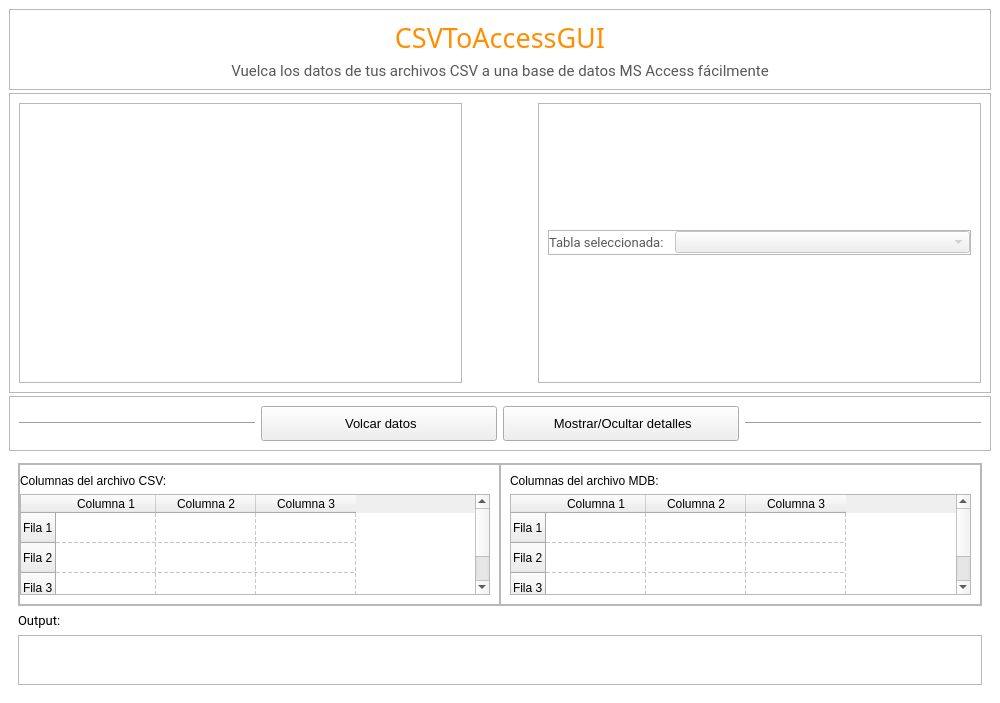
The window that app/ui/MainWindow.ui (caicesardev/CSVToAccessGUI) describes before a commit, drawn with Qt 5.
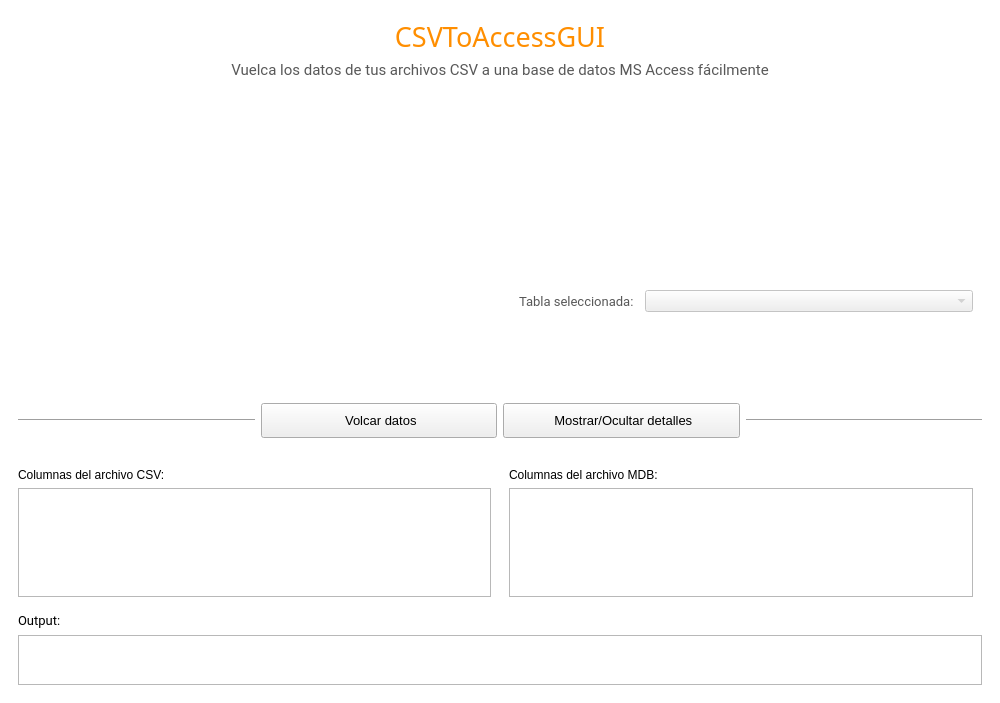
The same window after the commit. Icons and pictures are not drawn.

```diff
--- a/app/ui/MainWindow.ui
+++ b/app/ui/MainWindow.ui
@@ -37,12 +37,6 @@
         <height>100</height>
        </size>
       </property>
-      <property name="frameShape">
-       <enum>QFrame::StyledPanel</enum>
-      </property>
-      <property name="frameShadow">
-       <enum>QFrame::Raised</enum>
-      </property>
       <layout class="QVBoxLayout" name="verticalLayout_6">
        <item>
         <widget class="QLabel" name="title_label">
@@ -86,22 +80,65 @@
         <height>300</height>
        </size>
       </property>
-      <property name="frameShape">
-       <enum>QFrame::StyledPanel</enum>
-      </property>
-      <property name="frameShadow">
-       <enum>QFrame::Raised</enum>
-      </property>
       <layout class="QHBoxLayout" name="horizontalLayout">
        <item>
         <widget class="QFrame" name="left_frame">
-         <property name="frameShape">
-          <enum>QFrame::StyledPanel</enum>
-         </property>
-         <property name="frameShadow">
-          <enum>QFrame::Raised</enum>
-         </property>
-         <layout class="QVBoxLayout" name="verticalLayout"/>
+         <layout class="QVBoxLayout" name="verticalLayout">
+          <item>
+           <widget class="QFrame" name="clean_frame">
+            <property name="maximumSize">
+             <size>
+              <width>16777215</width>
+              <height>60</height>
+             </size>
+            </property>
+            <layout class="QHBoxLayout" name="horizontalLayout_5">
+             <property name="rightMargin">
+              <number>0</number>
+             </property>
+             <item>
+              <spacer name="horizontalSpacer">
+               <property name="orientation">
+                <enum>Qt::Horizontal</enum>
+               </property>
+               <property name="sizeHint" stdset="0">
+                <size>
+                 <width>364</width>
+                 <height>20</height>
+                </size>
+               </property>
+              </spacer>
+             </item>
+             <item>
+              <widget class="QPushButton" name="clean_left_button">
+               <property name="minimumSize">
+                <size>
+                 <width>0</width>
+                 <height>30</height>
+                </size>
+               </property>
+               <property name="cursor">
+                <cursorShape>PointingHandCursor</cursorShape>
+               </property>
+               <property name="icon">
+                <iconset resource="../images.qrc">
+                 <normaloff>:/res/cleaning.png</normaloff>:/res/cleaning.png</iconset>
+               </property>
+               <property name="iconSize">
+                <size>
+                 <width>32</width>
+                 <height>32</height>
+                </size>
+               </property>
+               <property name="flat">
+                <bool>true</bool>
+               </property>
+              </widget>
+             </item>
+            </layout>
+           </widget>
+          </item>
+         </layout>
         </widget>
        </item>
        <item>
@@ -125,13 +162,67 @@
        </item>
        <item>
         <widget class="QFrame" name="right_frame">
-         <property name="frameShape">
-          <enum>QFrame::StyledPanel</enum>
-         </property>
          <property name="frameShadow">
           <enum>QFrame::Raised</enum>
          </property>
          <layout class="QVBoxLayout" name="verticalLayout_2">
+          <item>
+           <widget class="QFrame" name="clean_frame_2">
+            <property name="maximumSize">
+             <size>
+              <width>16777215</width>
+              <height>60</height>
+             </size>
+            </property>
+            <layout class="QHBoxLayout" name="horizontalLayout_6">
+             <property name="rightMargin">
+              <number>0</number>
+             </property>
+             <item>
+              <spacer name="horizontalSpacer_2">
+               <property name="orientation">
+                <enum>Qt::Horizontal</enum>
+               </property>
+               <property name="sizeHint" stdset="0">
+                <size>
+                 <width>364</width>
+                 <height>20</height>
+                </size>
+               </property>
+              </spacer>
+             </item>
+             <item>
+              <widget class="QPushButton" name="clean_right_button">
+               <property name="minimumSize">
+                <size>
+                 <width>0</width>
+                 <height>30</height>
+                </size>
+               </property>
+               <property name="cursor">
+                <cursorShape>PointingHandCursor</cursorShape>
+               </property>
+               <property name="text">
+                <string/>
+               </property>
+               <property name="icon">
+                <iconset resource="../images.qrc">
+                 <normaloff>:/res/cleaning.png</normaloff>:/res/cleaning.png</iconset>
+               </property>
+               <property name="iconSize">
+                <size>
+                 <width>32</width>
+                 <height>32</height>
+                </size>
+               </property>
+               <property name="flat">
+                <bool>true</bool>
+               </property>
+              </widget>
+             </item>
+            </layout>
+           </widget>
+          </item>
           <item>
            <widget class="QFrame" name="combo_box_frame">
             <property name="maximumSize">
@@ -140,12 +231,6 @@
               <height>25</height>
              </size>
             </property>
-            <property name="frameShape">
-             <enum>QFrame::StyledPanel</enum>
-            </property>
-            <property name="frameShadow">
-             <enum>QFrame::Raised</enum>
-            </property>
             <layout class="QHBoxLayout" name="horizontalLayout_3">
              <property name="leftMargin">
               <number>0</number>
@@ -205,12 +290,6 @@
         <height>60</height>
        </size>
       </property>
-      <property name="frameShape">
-       <enum>QFrame::StyledPanel</enum>
-      </property>
-      <property name="frameShadow">
-       <enum>QFrame::Raised</enum>
-      </property>
       <layout class="QHBoxLayout" name="horizontalLayout_2">
        <item>
         <widget class="Line" name="line">
@@ -312,12 +391,6 @@
       <layout class="QVBoxLayout" name="verticalLayout_7">
        <item>
         <widget class="QFrame" name="table_widgets_container">
-         <property name="frameShape">
-          <enum>QFrame::StyledPanel</enum>
-         </property>
-         <property name="frameShadow">
-          <enum>QFrame::Raised</enum>
-         </property>
          <layout class="QHBoxLayout" name="horizontalLayout_4">
           <property name="spacing">
            <number>0</number>
@@ -336,12 +409,6 @@
           </property>
           <item>
            <widget class="QFrame" name="table_left">
-            <property name="frameShape">
-             <enum>QFrame::StyledPanel</enum>
-            </property>
-            <property name="frameShadow">
-             <enum>QFrame::Raised</enum>
-            </property>
             <layout class="QVBoxLayout" name="verticalLayout_9">
              <property name="leftMargin">
               <number>0</number>
@@ -355,44 +422,21 @@
              </item>
              <item>
               <widget class="QTableWidget" name="csv_table">
+               <property name="sizeAdjustPolicy">
+                <enum>QAbstractScrollArea::AdjustToContents</enum>
+               </property>
+               <property name="alternatingRowColors">
+                <bool>true</bool>
+               </property>
+               <property name="selectionBehavior">
+                <enum>QAbstractItemView::SelectRows</enum>
+               </property>
                <property name="gridStyle">
                 <enum>Qt::DashLine</enum>
                </property>
-               <row>
-                <property name="text">
-                 <string>Fila 1</string>
-                </property>
-               </row>
-               <row>
-                <property name="text">
-                 <string>Fila 2</string>
-                </property>
-               </row>
-               <row>
-                <property name="text">
-                 <string>Fila 3</string>
-                </property>
-               </row>
-               <column>
-                <property name="text">
-                 <string>Columna 1</string>
-                </property>
-               </column>
-               <column>
-                <property name="text">
-                 <string>Columna 2</string>
-                </property>
-               </column>
-               <column>
-                <property name="text">
-                 <string>Columna 3</string>
-                </property>
-               </column>
-               <item row="0" column="0">
-                <property name="text">
-                 <string/>
-                </property>
-               </item>
+               <attribute name="verticalHeaderVisible">
+                <bool>false</bool>
+               </attribute>
               </widget>
              </item>
             </layout>
@@ -400,12 +444,6 @@
           </item>
           <item>
            <widget class="QFrame" name="table_right">
-            <property name="frameShape">
-             <enum>QFrame::StyledPanel</enum>
-            </property>
-            <property name="frameShadow">
-             <enum>QFrame::Raised</enum>
-            </property>
             <layout class="QVBoxLayout" name="verticalLayout_8">
              <item>
               <widget class="QLabel" name="mdb_table_label">
@@ -416,44 +454,18 @@
              </item>
              <item>
               <widget class="QTableWidget" name="mdb_table">
+               <property name="alternatingRowColors">
+                <bool>true</bool>
+               </property>
+               <property name="selectionBehavior">
+                <enum>QAbstractItemView::SelectRows</enum>
+               </property>
                <property name="gridStyle">
                 <enum>Qt::DashLine</enum>
                </property>
-               <row>
-                <property name="text">
-                 <string>Fila 1</string>
-                </property>
-               </row>
-               <row>
-                <property name="text">
-                 <string>Fila 2</string>
-                </property>
-               </row>
-               <row>
-                <property name="text">
-                 <string>Fila 3</string>
-                </property>
-               </row>
-               <column>
-                <property name="text">
-                 <string>Columna 1</string>
-                </property>
-               </column>
-               <column>
-                <property name="text">
-                 <string>Columna 2</string>
-                </property>
-               </column>
-               <column>
-                <property name="text">
-                 <string>Columna 3</string>
-                </property>
-               </column>
-               <item row="0" column="0">
-                <property name="text">
-                 <string/>
-                </property>
-               </item>
+               <attribute name="verticalHeaderVisible">
+                <bool>false</bool>
+               </attribute>
               </widget>
              </item>
             </layout>
```
